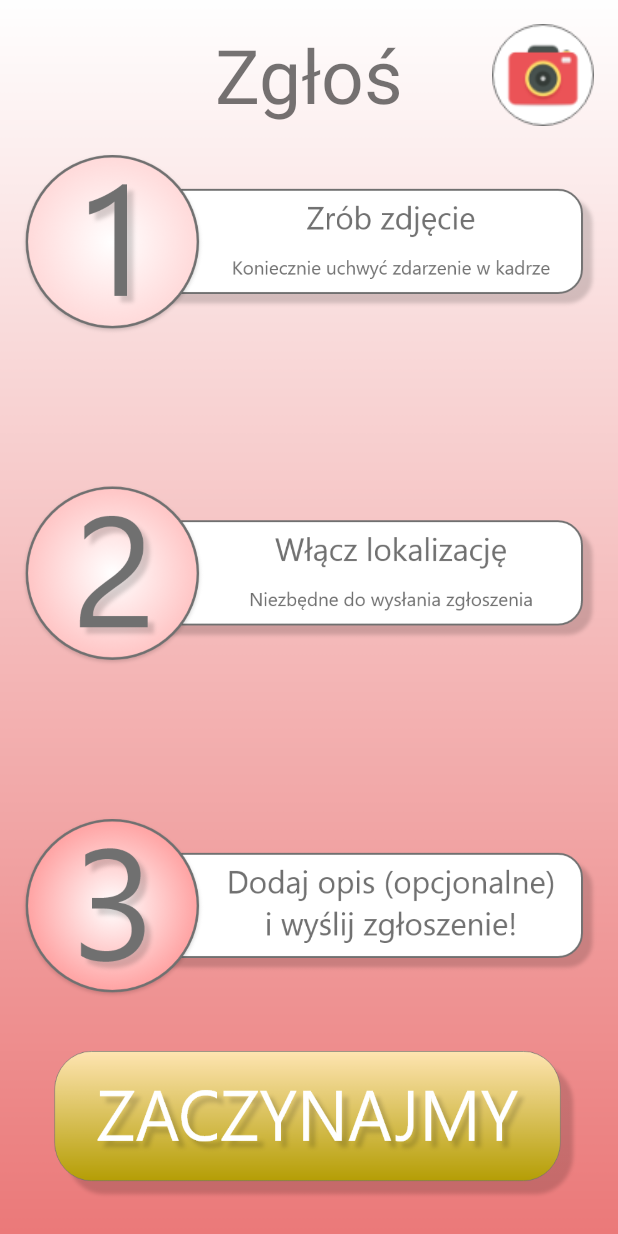
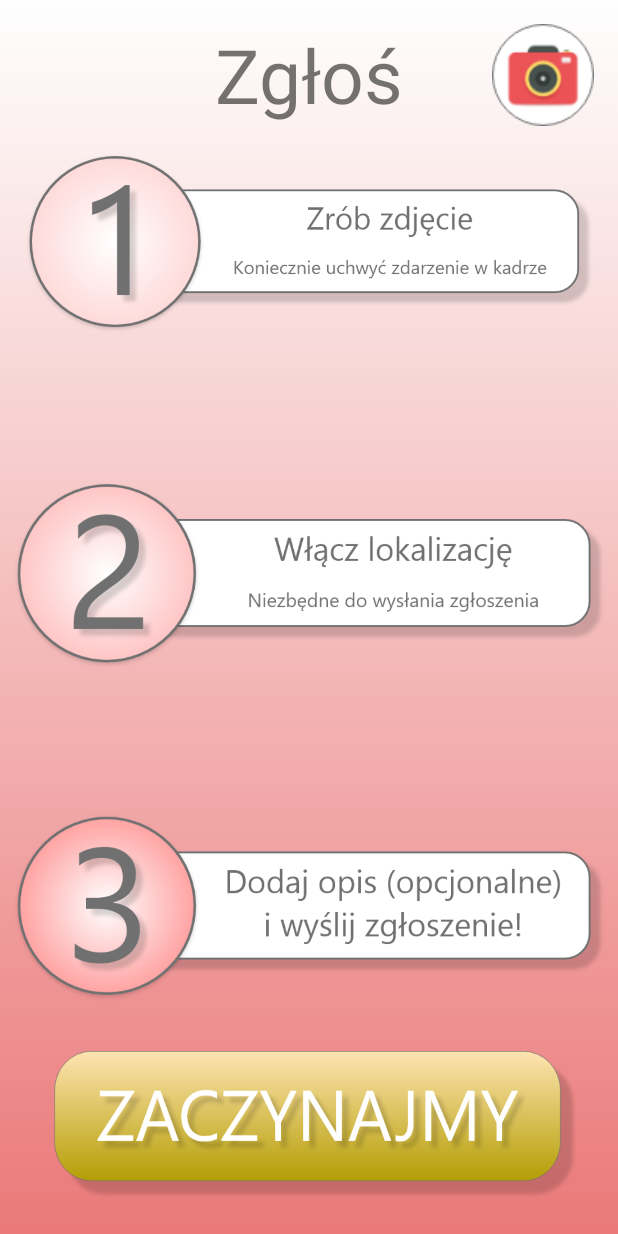
Before and after one commit to Niewiaro/Drzewol, an Android app: the Zglos screen opened directly, with no data from a screen before it, on a phone screen of 412 x 824 dp. Run offline under Robolectric (Android 15) with nearby library versions, the phone set to English and light mode, and no system bars.

Commit message:
Naprawiony layout v4

```diff
--- a/app/src/main/res/layout/activity_zglos.xml
+++ b/app/src/main/res/layout/activity_zglos.xml
@@ -47,10 +47,10 @@
 
         <ImageView
             android:id="@+id/zglos1"
-            android:layout_width="385dp"
+            android:layout_width="0dp"
             android:layout_height="149dp"
-            android:layout_marginStart="8dp"
-            android:layout_marginEnd="8dp"
+            android:layout_marginStart="16dp"
+            android:layout_marginEnd="16dp"
             app:layout_constraintEnd_toEndOf="parent"
             app:layout_constraintStart_toStartOf="parent"
             app:layout_constraintTop_toBottomOf="@+id/zglos"
@@ -58,7 +58,7 @@
 
         <ImageView
             android:id="@+id/zglos2"
-            android:layout_width="385dp"
+            android:layout_width="0dp"
             android:layout_height="151dp"
             android:layout_marginStart="8dp"
             android:layout_marginEnd="8dp"
@@ -70,7 +70,7 @@
 
         <ImageView
             android:id="@+id/zglos3"
-            android:layout_width="385dp"
+            android:layout_width="0dp"
             android:layout_height="152dp"
             android:layout_marginStart="8dp"
             android:layout_marginEnd="8dp"
```
